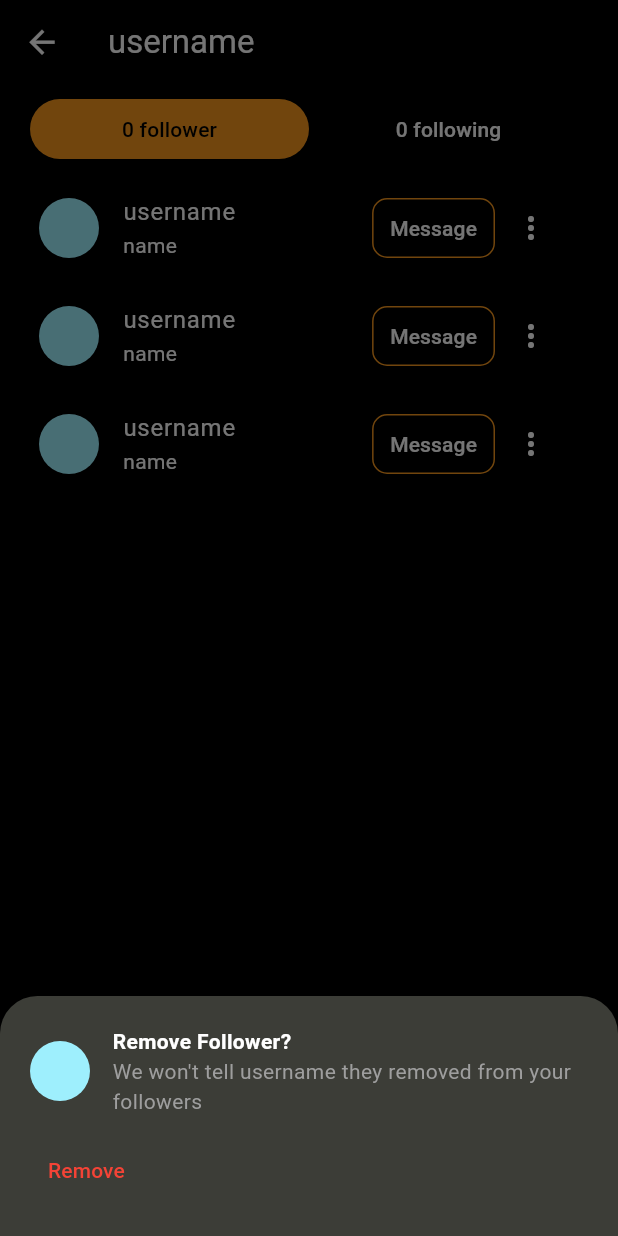
After one commit to ajkumar1205/oncampus, a Flutter app: the MainFollowersPage screen opened directly, after a tap on the "more vert" icon, on a phone screen of 412 x 824 dp. The commit adds this screen. Run offline on Flutter 3.47's test engine with Material 3 defaults, Android fonts, the phone set to English and light mode, and no system bars; our stand-ins replace firebase_core, image_cropper, image_picker; accounts and stored records are empty.

Commit message:
added ui for followers section

```diff
--- /dev/null
+++ b/lib/components/list.dart
@@ -0,0 +1,166 @@
+import 'package:flutter/material.dart';
+import 'package:oncampus/constants/colors.const.dart';
+import 'package:oncampus/constants/padding.const.dart';
+
+Widget listItemBuilder(BuildContext context, int index) {
+  return ListTile(
+    title: const Text("username", style: TextStyle(color: Colors.white)),
+    subtitle: const Text("name", style: TextStyle(color: Colors.white)),
+    leading: CircleAvatar(),
+    trailing: Row(
+      mainAxisSize: MainAxisSize.min,
+      children: [
+        TextButton(
+            onPressed: () {},
+            style: TextButton.styleFrom(
+              side: const BorderSide(color: kPrimaryColor, width: 1),
+              shape: RoundedRectangleBorder(
+                borderRadius: BorderRadius.circular(10), // Rounded corners
+              ),
+            ),
+            child: const Text(
+              "Message",
+              style: TextStyle(color: Colors.white),
+            )),
+        IconButton(
+          onPressed: () {
+            showModalBottomSheet(
+              backgroundColor: kBottomSheetColor,
+              shape: const RoundedRectangleBorder(
+                borderRadius:
+                    BorderRadius.vertical(top: Radius.circular(25.0)), //
+              ),
+              context: context,
+              builder: (BuildContext context) {
+                return index == 0
+                    ? const RemoveFollowerSection()
+                    : const FollowingSection();
+              },
+            );
+          },
+          icon: const Icon(
+            Icons.more_vert,
+            color: Colors.white,
+          ),
+        ),
+      ],
+    ),
+  );
+}
+
+class RemoveFollowerSection extends StatelessWidget {
+  const RemoveFollowerSection({super.key});
+
+  @override
+  Widget build(BuildContext context) {
+    return Container(
+      height: 160,
+      padding: const EdgeInsets.all(kDefaultPadding * 2),
+      child: Column(
+        crossAxisAlignment: CrossAxisAlignment.start,
+        children: [
+          const Row(
+            children: [
+              CircleAvatar(),
+              SizedBox(width: 15),
+              Expanded(
+                child: Column(
+                  crossAxisAlignment: CrossAxisAlignment.start,
+                  children: [
+                    Text(
+                      "Remove Follower?",
+                      style: TextStyle(
+                        fontWeight: FontWeight.bold,
+                        color: Colors.white,
+                      ),
+                    ),
+                    Text(
+                      "We won't tell username they removed from your followers",
+                      style: TextStyle(
+                        color: Colors.grey,
+                      ),
+                    ),
+                  ],
+                ),
+              ),
+            ],
+          ),
+          const SizedBox(height: 12),
+          TextButton(
+            onPressed: () {},
+            child: const Text(
+              "Remove",
+              style: TextStyle(
+                color: Colors.red,
+              ),
+            ),
+          ),
+        ],
+      ),
+    );
+  }
+}
+
+class FollowingSection extends StatelessWidget {
+  const FollowingSection({super.key});
+
+  @override
+  Widget build(BuildContext context) {
+    return Container(
+      height: 300,
+      padding: const EdgeInsets.all(kDefaultPadding * 2),
+      child: Column(
+        crossAxisAlignment: CrossAxisAlignment.start,
+        children: [
+          const Row(
+            children: [
+              CircleAvatar(),
+              SizedBox(width: 15),
+              Text("username", style: TextStyle(color: Colors.white))
+            ],
+          ),
+          const SizedBox(height: 12),
+          TextButton(
+            onPressed: () {},
+            child: const Text(
+              "Manage notifications",
+              style: TextStyle(
+                color: Colors.white,
+              ),
+            ),
+          ),
+          const SizedBox(height: 5),
+          TextButton(
+            onPressed: () {},
+            child: const Text(
+              "See shared activity",
+              style: TextStyle(
+                color: Colors.white,
+              ),
+            ),
+          ),
+          const SizedBox(height: 5),
+          TextButton(
+            onPressed: () {},
+            child: const Text(
+              "Mute",
+              style: TextStyle(
+                color: Colors.white,
+              ),
+            ),
+          ),
+          const SizedBox(height: 5),
+          TextButton(
+            onPressed: () {},
+            child: const Text(
+              "Unfollow",
+              style: TextStyle(
+                color: Colors.red,
+              ),
+            ),
+          ),
+        ],
+      ),
+    );
+  }
+}
--- a/lib/constants/colors.const.dart
+++ b/lib/constants/colors.const.dart
@@ -1,3 +1,4 @@
 import 'package:flutter/material.dart';
 
 const kPrimaryColor = Color(0xFFF7971D);
+const kBottomSheetColor = Color(0xFF3C3D37);
--- a/lib/main.dart
+++ b/lib/main.dart
@@ -1,5 +1,6 @@
 import 'package:flutter/material.dart';
 import 'package:firebase_core/firebase_core.dart';
+import 'package:oncampus/pages/Followers/mainFollowers.dart';
 import 'package:oncampus/pages/Homepage/home_page.dart';
 import 'package:oncampus/pages/ProfileSection/edit_page.dart';
 import 'package:oncampus/pages/ProfileSection/profile_page.dart';
--- /dev/null
+++ b/lib/pages/Followers/followers_page.dart
@@ -0,0 +1,26 @@
+import 'package:flutter/material.dart';
+import 'package:oncampus/components/list.dart';
+import 'package:oncampus/constants/padding.const.dart';
+
+class FollowersPage extends StatefulWidget {
+  const FollowersPage({super.key});
+
+  @override
+  State<FollowersPage> createState() => _FollowersPageState();
+}
+
+class _FollowersPageState extends State<FollowersPage> {
+  @override
+  Widget build(BuildContext context) {
+    return Padding(
+      padding: const EdgeInsets.only(top: kDefaultPadding),
+      child: ListView.builder(
+        itemCount: 3,
+        itemBuilder: (context, index) {
+          return listItemBuilder(context, 0);
+        },
+      ),
+    );
+    ;
+  }
+}
--- /dev/null
+++ b/lib/pages/Followers/mainFollowers.dart
@@ -0,0 +1,126 @@
+import 'package:flutter/material.dart';
+import 'package:oncampus/constants/padding.const.dart';
+
+import 'followers_page.dart';
+import 'following_page.dart';
+
+import '../../constants/colors.const.dart';
+
+class MainFollowersPage extends StatefulWidget {
+  final int index;
+  const MainFollowersPage({required this.index, super.key});
+
+  @override
+  State<MainFollowersPage> createState() => _MainFollowersPageState();
+}
+
+class _MainFollowersPageState extends State<MainFollowersPage> {
+  late int _selectedIndex;
+  @override
+  void initState() {
+    super.initState();
+    _selectedIndex = widget.index;
+  }
+
+  List<Widget> pages = [
+    const FollowersPage(),
+    const FollowingPage(),
+  ];
+  @override
+  Widget build(BuildContext context) {
+    return Scaffold(
+      backgroundColor: Colors.black,
+      appBar: AppBar(
+        backgroundColor: Colors.black,
+        title: const Text("username", style: TextStyle(color: Colors.white)),
+        leading: IconButton(
+            onPressed: () => {Navigator.pop(context)},
+            icon: const Icon(Icons.arrow_back, color: Colors.white, size: 25)),
+      ),
+      body: Container(
+        padding: const EdgeInsets.all(kDefaultPadding),
+        child: Column(
+          children: [
+            SizedBox(
+              height: 40,
+              width: MediaQuery.of(context).size.width,
+              child: Padding(
+                padding: const EdgeInsets.only(left: 10, right: 10),
+                child: Row(
+                  children: [
+                    Expanded(
+                      flex: 1,
+                      child: TopBar(
+                        text: "0 follower",
+                        selected: _selectedIndex == 0,
+                        ontap: () {
+                          setState(() {
+                            _selectedIndex = 0;
+                          });
+                        },
+                      ),
+                    ),
+                    Expanded(
+                      flex: 1,
+                      child: TopBar(
+                        text: "0 following",
+                        selected: _selectedIndex == 1,
+                        ontap: () {
+                          setState(() {
+                            _selectedIndex = 1;
+                          });
+                        },
+                      ),
+                    ),
+                  ],
+                ),
+              ),
+            ),
+            // const Row(
+            //   children: [
+            //     Icon(Icons.search),
+            //     TextField(
+            //       style: TextStyle(color: Colors.white),
+            //       decoration: InputDecoration(
+            //         hintText: "Search",
+            //         hintStyle: TextStyle(color: Colors.grey),
+            //       ),
+            //     )
+            //   ],
+            // ),
+            Expanded(
+              child: pages.elementAt(_selectedIndex),
+            ),
+          ],
+        ),
+      ),
+    );
+  }
+}
+
+class TopBar extends StatelessWidget {
+  final String text;
+  final bool selected;
+  final Function() ontap;
+
+  const TopBar(
+      {super.key,
+      required this.text,
+      required this.ontap,
+      required this.selected});
+
+  @override
+  Widget build(BuildContext context) {
+    return TextButton(
+      onPressed: ontap,
+      style: TextButton.styleFrom(
+          backgroundColor: selected ? kPrimaryColor : Colors.black),
+      child: Text(
+        text,
+        style: TextStyle(
+          color: selected ? Colors.black : Colors.white,
+        ),
+      ),
+    );
+  }
+}
```
Also changed, not shown: lib/pages/Followers/following_page.dart (added, +26 -0 lines), lib/pages/ProfileSection/profile_page.dart (+21 -2 lines).
